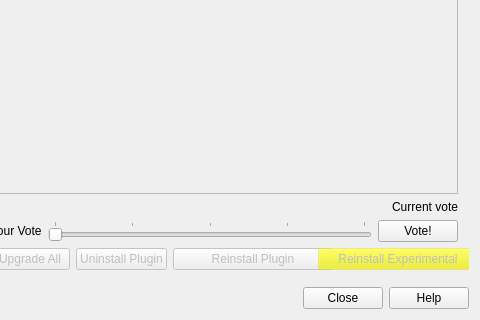
Before: the Qt Designer form src/ui/qgspluginmanagerbase.ui in qgis/QGIS, drawn with Qt 5; both pictures show x 407 to 887 and y 421 to 741 of the 887 by 741 pixel window.
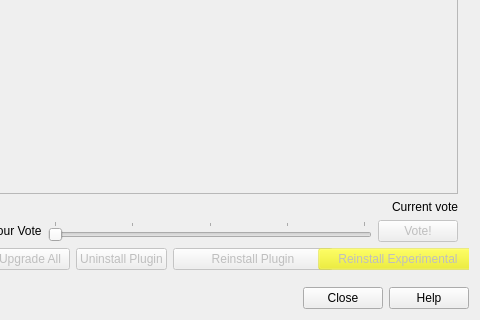
After: the same form once the commit is applied. Icons and pictures are not drawn. Custom widgets are drawn as their Qt base class.

Patch:
```diff
--- a/src/ui/qgspluginmanagerbase.ui
+++ b/src/ui/qgspluginmanagerbase.ui
@@ -435,6 +435,9 @@
                  </item>
                  <item row="1" column="2">
                   <widget class="QPushButton" name="voteSubmit">
+                   <property name="enabled">
+                    <bool>false</bool>
+                   </property>
                    <property name="focusPolicy">
                     <enum>Qt::ClickFocus</enum>
                    </property>
```
